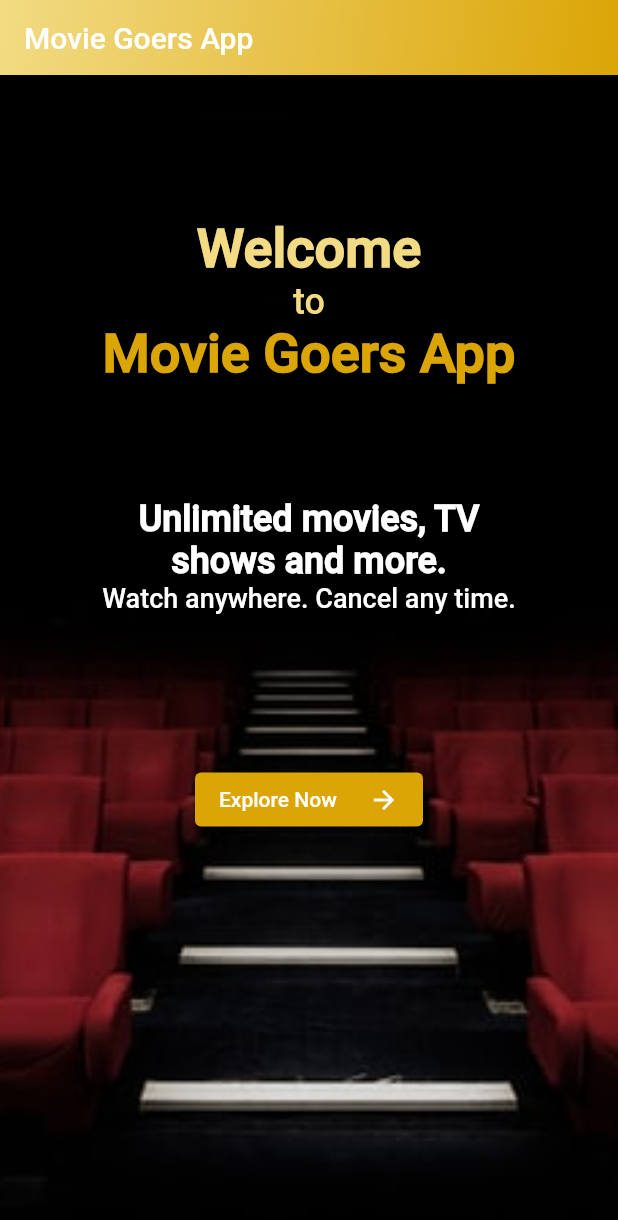
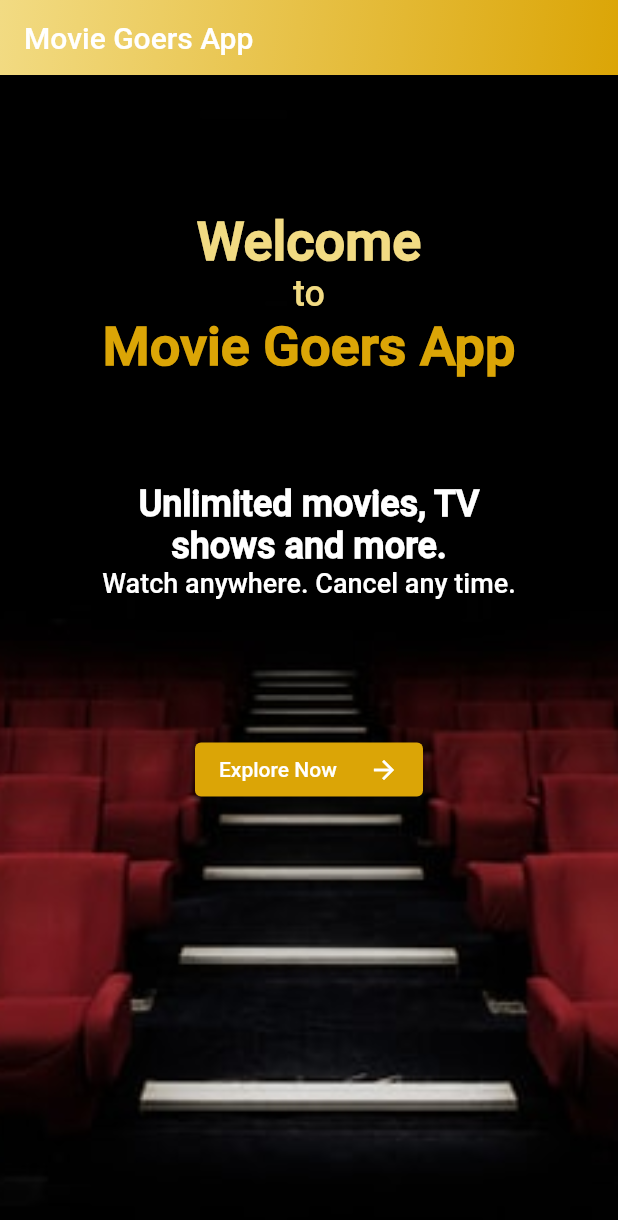
Before and after one commit to RPHertiansa/moviegoers, a Flutter app: the screen it shows after launch, on a phone screen of 412 x 824 dp. Shown: the top 1220 px of the screen. Run offline on Flutter 3.47's test engine with Material 2 defaults, Android fonts, the phone set to English and light mode, and no system bars.

```diff
--- a/lib/Screens/opening.dart
+++ b/lib/Screens/opening.dart
@@ -21,7 +21,7 @@ class Opening extends StatelessWidget {
                     child: Column(
                   children: <Widget>[
                     SizedBox(
-                      height: 75,
+                      height: 70,
                     ),
                     Text('Welcome',
                         style: TextStyle(
@@ -37,7 +37,7 @@ class Opening extends StatelessWidget {
                             fontWeight: FontWeight.bold,
                             color: Color(0xffDBA506))),
                     SizedBox(
-                      height: 75,
+                      height: 70,
                     ),
                     Text('Unlimited movies, TV',
                         style: TextStyle(
@@ -52,7 +52,7 @@ class Opening extends StatelessWidget {
                     Text('Watch anywhere. Cancel any time.',
                         style: TextStyle(fontSize: 18, color: Colors.white)),
                     SizedBox(
-                      height: 100,
+                      height: 90,
                     ),
                     ElevatedButton(
                       style:
```
Also changed, not shown: lib/Screens/list.dart (+7 -4 lines).
